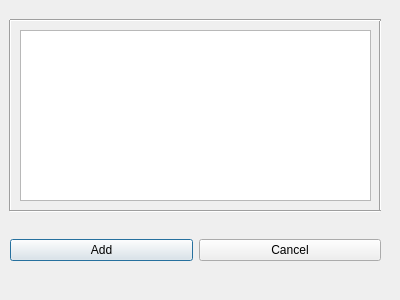
Qt form ui/review_dialog.ui (alexeikeler/db_course_project) before a commit.
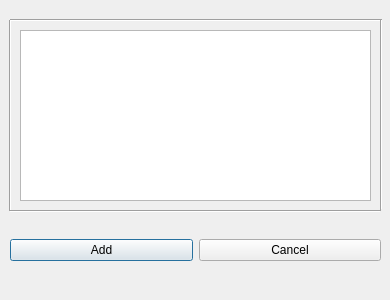
The same form after that commit. Icons and pictures are not drawn.

The edit to the form file:
```diff
--- a/ui/review_dialog.ui
+++ b/ui/review_dialog.ui
@@ -6,7 +6,7 @@
    <rect>
     <x>0</x>
     <y>0</y>
-    <width>400</width>
+    <width>390</width>
     <height>300</height>
    </rect>
   </property>
@@ -52,8 +52,8 @@
   <widget class="Line" name="line_4">
    <property name="geometry">
     <rect>
-     <x>370</x>
-     <y>20</y>
+     <x>371</x>
+     <y>19</y>
      <width>20</width>
      <height>191</height>
     </rect>
```
